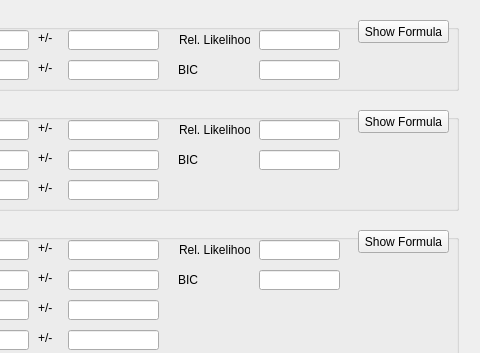
Before: the Qt Designer form gui/tab/adc.ui in Eggeling-Lab-Microscope-Software/TRAIT2D, drawn with Qt 5; both pictures show x 172 to 652 and y 0 to 353 of the 652 by 900 pixel window.
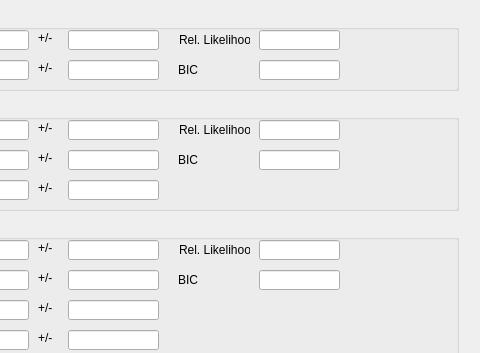
After: the same form once the commit is applied. Custom widgets are drawn as their Qt base class.

Commit message: remove formula buttons from GUI

What changed in the file:
```diff
--- a/gui/tab/adc.ui
+++ b/gui/tab/adc.ui
@@ -73,19 +73,6 @@
    <property name="title">
     <string>Brownian Diffusion</string>
    </property>
-   <widget class="QPushButton" name="pushButtonFormula_1">
-    <property name="geometry">
-     <rect>
-      <x>520</x>
-      <y>10</y>
-      <width>91</width>
-      <height>23</height>
-     </rect>
-    </property>
-    <property name="text">
-     <string>Show Formula</string>
-    </property>
-   </widget>
    <widget class="QLineEdit" name="lineEditParam1_1">
     <property name="geometry">
      <rect>
@@ -237,19 +224,6 @@
    <property name="title">
     <string>Confined Diffusion</string>
    </property>
-   <widget class="QPushButton" name="pushButtonFormula_2">
-    <property name="geometry">
-     <rect>
-      <x>520</x>
-      <y>10</y>
-      <width>91</width>
-      <height>23</height>
-     </rect>
-    </property>
-    <property name="text">
-     <string>Show Formula</string>
-    </property>
-   </widget>
    <widget class="QLineEdit" name="lineEditParam1_2">
     <property name="geometry">
      <rect>
@@ -447,19 +421,6 @@
    <property name="title">
     <string>Hopping Diffusion</string>
    </property>
-   <widget class="QPushButton" name="pushButtonFormula_3">
-    <property name="geometry">
-     <rect>
-      <x>520</x>
-      <y>10</y>
-      <width>91</width>
-      <height>23</height>
-     </rect>
-    </property>
-    <property name="text">
-     <string>Show Formula</string>
-    </property>
-   </widget>
    <widget class="QLineEdit" name="lineEditParam1_3">
     <property name="geometry">
      <rect>
```
The commit also changes 3 other files.
